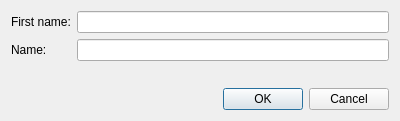
Roelio81/audioadmin, file AudioAdmin/ui/adddialog.ui: the form before one commit.
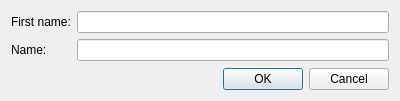
The form after the commit.

The edit to the form file:
```diff
--- a/AudioAdmin/ui/adddialog.ui
+++ b/AudioAdmin/ui/adddialog.ui
@@ -10,7 +10,7 @@
     <x>0</x>
     <y>0</y>
     <width>400</width>
-    <height>121</height>
+    <height>101</height>
    </rect>
   </property>
   <property name="windowTitle">
```
